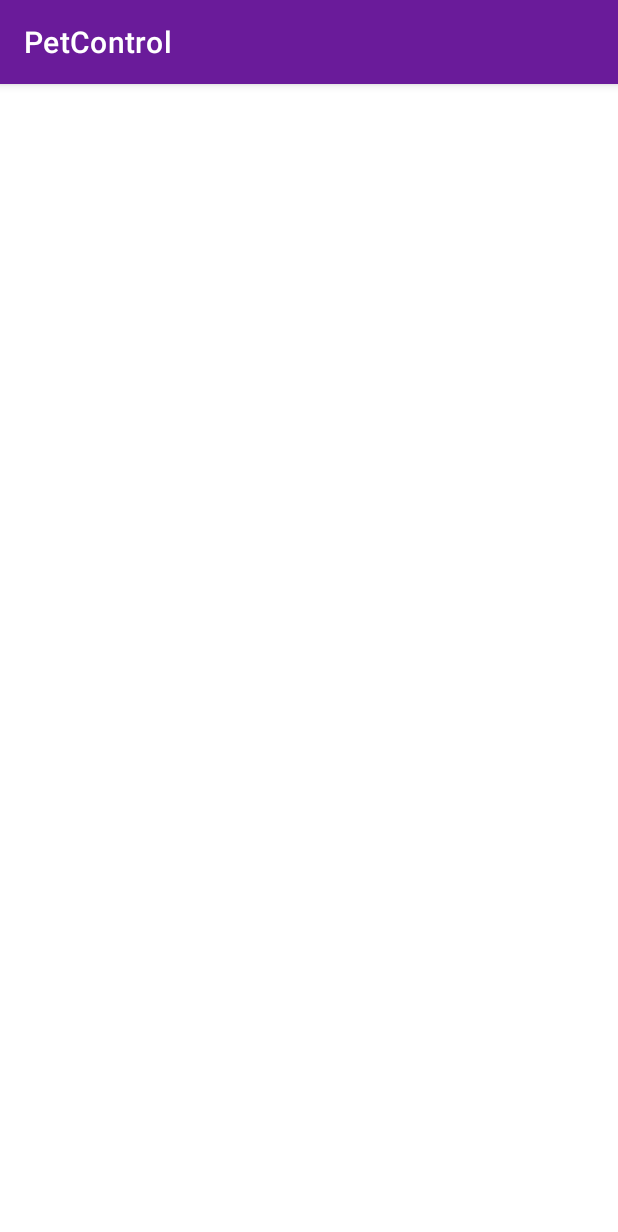
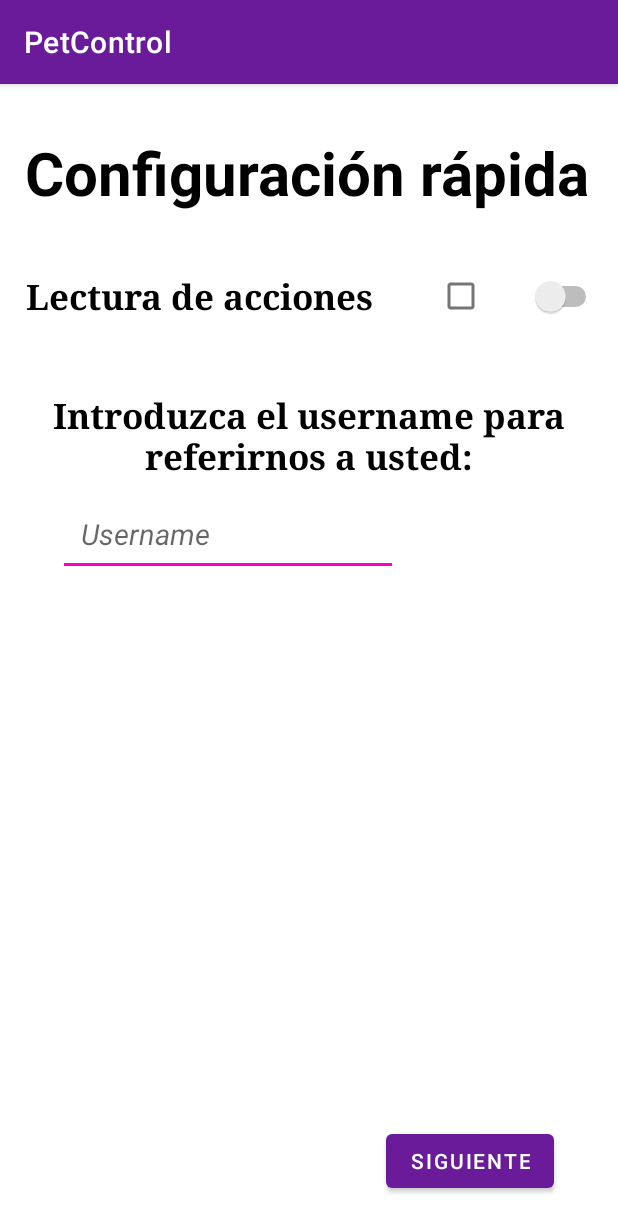
Before and after one commit to terroru29/PetControlApi22, an Android app: the FastConfigurationPetControl screen opened directly, with no data from a screen before it, on a phone screen of 412 x 824 dp. Shown: the top 1232 px of the screen. Run offline under Robolectric (Android 15) with nearby library versions, the phone set to English and light mode, and no system bars.

Commit message:
Fast configuration

```diff
--- a/app/src/main/java/net/petcontrol/PetControlApi22/FastConfigurationPetControl.java
+++ b/app/src/main/java/net/petcontrol/PetControlApi22/FastConfigurationPetControl.java
@@ -2,13 +2,27 @@ package net.petcontrol.PetControlApi22;
 
 import androidx.appcompat.app.AppCompatActivity;
 
+import android.content.Intent;
+import android.media.Image;
 import android.os.Bundle;
+import android.view.View;
+import android.widget.Button;
 
 public class FastConfigurationPetControl extends AppCompatActivity {
 
+    Button btnNextActivity;
     @Override
     protected void onCreate(Bundle savedInstanceState) {
         super.onCreate(savedInstanceState);
         setContentView(R.layout.activity_fast_configuration_petcontrol);
+
+        // Asociar variables con sus recursos
+        btnNextActivity = findViewById(R.id.btnNextBottomMenu);
+
+        //-Evento de botón
+        btnNextActivity.setOnClickListener(v -> {
+            Intent i = new Intent(getApplicationContext(), MenuInferiorPetControl.class);
+            startActivity(i);
+        });
     }
 }
--- a/app/src/main/res/layout/activity_fast_configuration_petcontrol.xml
+++ b/app/src/main/res/layout/activity_fast_configuration_petcontrol.xml
@@ -6,4 +6,97 @@
     android:layout_height="match_parent"
     tools:context=".FastConfigurationPetControl">
 
+    <TextView
+        android:id="@+id/txtTitleConfiguration"
+        style="@style/title"
+        android:layout_width="wrap_content"
+        android:layout_height="wrap_content"
+        android:text="@string/title_fast_configuration"
+        android:gravity="center"
+        app:layout_constraintBottom_toBottomOf="parent"
+        app:layout_constraintEnd_toEndOf="parent"
+        app:layout_constraintHorizontal_bias="0.471"
+        app:layout_constraintStart_toStartOf="parent"
+        app:layout_constraintTop_toTopOf="parent"
+        app:layout_constraintVertical_bias="0.045" />
+
+    <TextView
+        android:id="@+id/txtVoice"
+        style="@style/tags"
+        android:layout_width="wrap_content"
+        android:layout_height="wrap_content"
+        android:text="@string/voice"
+        app:layout_constraintBottom_toBottomOf="parent"
+        app:layout_constraintEnd_toEndOf="parent"
+        app:layout_constraintHorizontal_bias="0.097"
+        app:layout_constraintStart_toStartOf="parent"
+        app:layout_constraintTop_toTopOf="parent"
+        app:layout_constraintVertical_bias="0.17" />
+
+    <TextView
+        android:id="@+id/txtUsername"
+        style="@style/tags"
+        android:layout_width="wrap_content"
+        android:layout_height="wrap_content"
+        android:text="@string/username"
+        android:gravity="center"
+        app:layout_constraintBottom_toBottomOf="parent"
+        app:layout_constraintEnd_toEndOf="parent"
+        app:layout_constraintHorizontal_bias="0.098"
+        app:layout_constraintStart_toStartOf="parent"
+        app:layout_constraintTop_toTopOf="parent"
+        app:layout_constraintVertical_bias="0.289" />
+
+    <EditText
+        android:id="@+id/etUsername"
+        style="@style/edit_text"
+        android:layout_width="wrap_content"
+        android:layout_height="wrap_content"
+        android:autofillHints="username"
+        android:ems="10"
+        android:hint="@string/hint_username"
+        android:inputType="text"
+        android:text=""
+        app:layout_constraintBottom_toBottomOf="parent"
+        app:layout_constraintEnd_toEndOf="parent"
+        app:layout_constraintHorizontal_bias="0.21"
+        app:layout_constraintStart_toStartOf="parent"
+        app:layout_constraintTop_toTopOf="parent"
+        app:layout_constraintVertical_bias="0.381" />
+
+    <CheckBox
+        android:id="@+id/chkbVoice"
+        android:layout_width="wrap_content"
+        android:layout_height="wrap_content"
+        app:layout_constraintBottom_toBottomOf="parent"
+        app:layout_constraintEnd_toEndOf="parent"
+        app:layout_constraintHorizontal_bias="0.779"
+        app:layout_constraintStart_toStartOf="parent"
+        app:layout_constraintTop_toTopOf="parent"
+        app:layout_constraintVertical_bias="0.163" />
+
+    <Switch
+        android:id="@+id/switchVoice"
+        android:layout_width="48dp"
+        android:layout_height="48dp"
+        app:layout_constraintBottom_toBottomOf="parent"
+        app:layout_constraintEnd_toEndOf="parent"
+        app:layout_constraintHorizontal_bias="0.971"
+        app:layout_constraintStart_toStartOf="parent"
+        app:layout_constraintTop_toTopOf="parent"
+        app:layout_constraintVertical_bias="0.163"
+        tools:ignore="UseSwitchCompatOrMaterialXml" />
+
+    <Button
+        android:id="@+id/btnNextBottomMenu"
+        android:layout_width="wrap_content"
+        android:layout_height="wrap_content"
+        android:text="@string/btn_next"
+        app:layout_constraintBottom_toBottomOf="parent"
+        app:layout_constraintEnd_toEndOf="parent"
+        app:layout_constraintHorizontal_bias="0.858"
+        app:layout_constraintStart_toStartOf="parent"
+        app:layout_constraintTop_toTopOf="parent"
+        app:layout_constraintVertical_bias="0.964" />
+
 </androidx.constraintlayout.widget.ConstraintLayout>
--- a/app/src/main/res/values/strings.xml
+++ b/app/src/main/res/values/strings.xml
@@ -86,6 +86,12 @@
     </string-array>
     <string name="btn_description_image">Añadir animal</string>
 
+    <!-- FAST CONFIGURATION -->
+    <string name="title_fast_configuration">Configuración rápida</string>
+    <string name="voice">Lectura de acciones</string>
+    <string name="username">Introduzca el username para referirnos a usted:</string>
+    <string name="hint_username">Username</string>
+
     <!-- PANTALLA PRINCIPAL -->
     <string name="add_type">Añadir tipo</string>
     <string name="title_main">Tipo animales</string>
```
